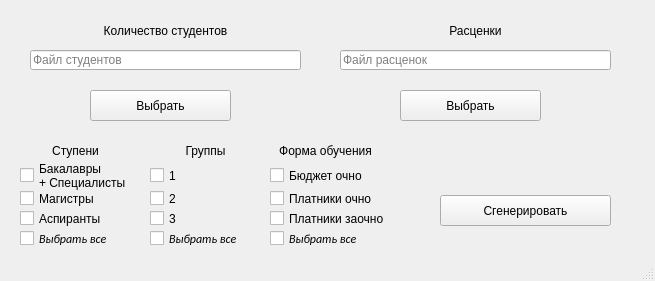
Before: the Qt Designer form main_window/main_window_design.ui in garrigar/Blagov_Inc, drawn with Qt 5.
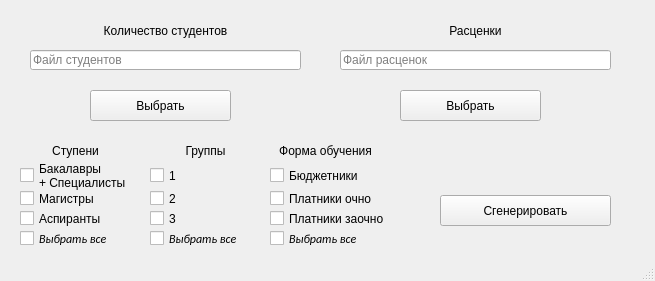
After: the same form once the commit is applied.

Commit message: Renamed "бюджет очно" to "бюджетники"

Patch:
```diff
--- a/main_window/main_window_design.ui
+++ b/main_window/main_window_design.ui
@@ -323,7 +323,7 @@
      </rect>
     </property>
     <property name="text">
-     <string>Бюджет очно</string>
+     <string>Бюджетники</string>
     </property>
     <property name="checked">
      <bool>false</bool>
```
Left out of the diff: 4 changed lines with no effect on the pictures. The commit also changes 4 other files.
